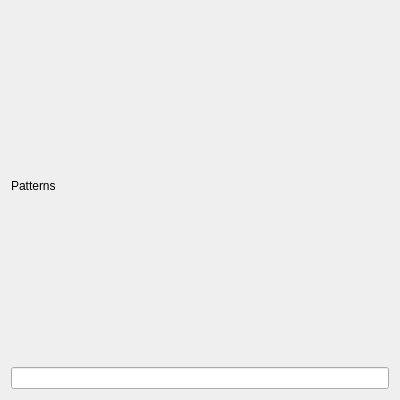
Above: contents/ui/config.ui from esjeon/kwin-forceblur before the change. Below: the same form after it.
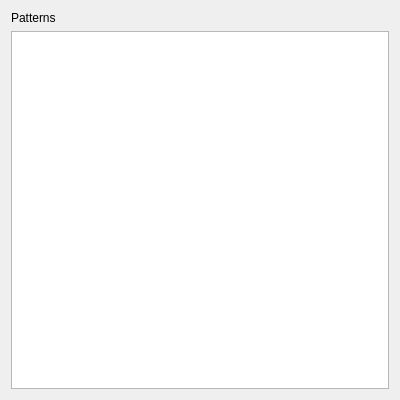
That is the form after the change.

Commit message: use multi-line text editor

```diff
--- a/contents/ui/config.ui
+++ b/contents/ui/config.ui
@@ -22,7 +22,7 @@
     </widget>
    </item>
    <item>
-    <widget class="QLineEdit" name="kcfg_patterns"/>
+    <widget class="QPlainTextEdit" name="kcfg_patterns"/>
    </item>
   </layout>
  </widget>
```
